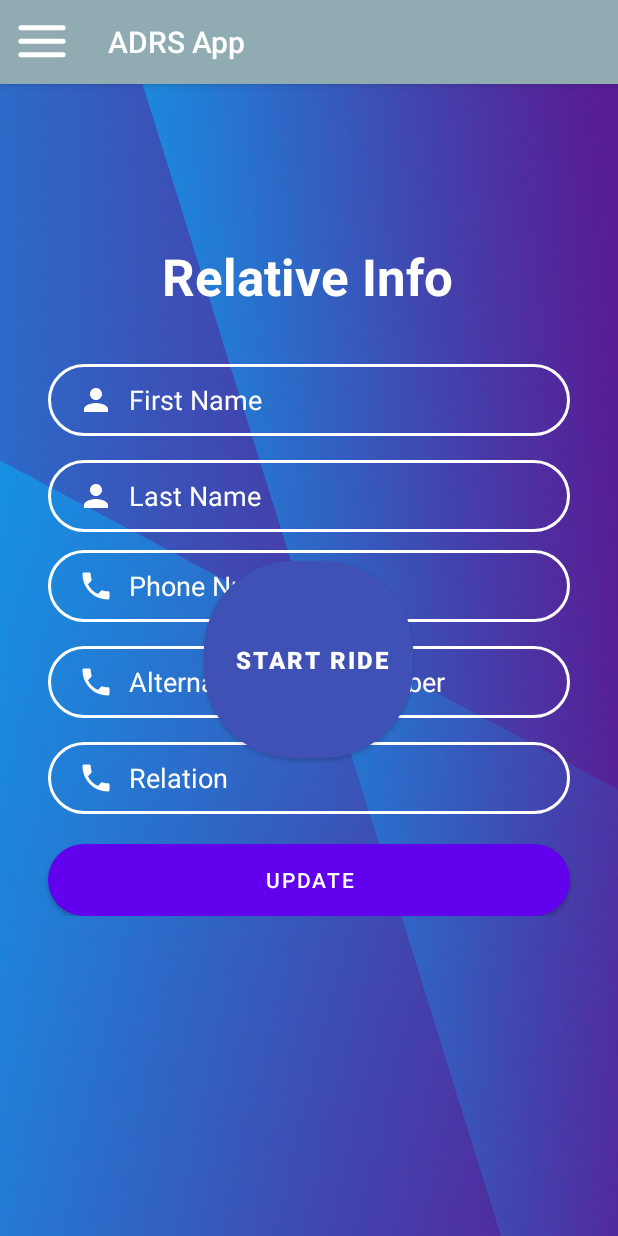
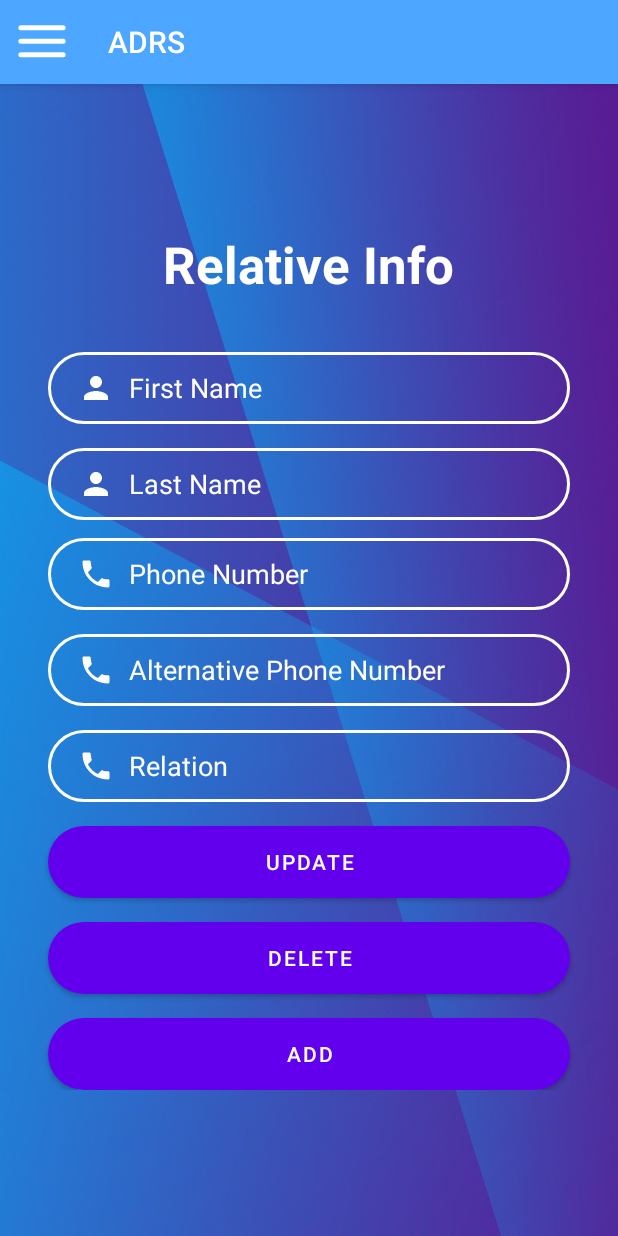
Before and after one commit to TahaTasleem/ADRS-FinalYearProject-MobileApp, an Android app: the fragment relative_info placed in its activity, on a phone screen of 412 x 824 dp. Run offline under Robolectric (Android 15) with nearby library versions, the phone set to English and light mode, and no system bars; 2 statements that could not run were skipped.

Commit message:
Updated Relative Info

```diff
--- a/AccidentDetectionApp/app/src/main/res/layout/activity_main.xml
+++ b/AccidentDetectionApp/app/src/main/res/layout/activity_main.xml
@@ -7,7 +7,7 @@
     android:layout_height="match_parent"
     android:fitsSystemWindows="true"
     tools:context=".MainActivity"
-
+    tools:openDrawer="start"
     >
     <RelativeLayout
         android:layout_width="match_parent"
@@ -22,11 +22,11 @@
                 android:id="@+id/toolbar"
                 android:layout_width="match_parent"
                 android:layout_height="?attr/actionBarSize"
-                android:background="#90ABB2"
+                android:background="#4da6ff"
                 android:theme="@style/Theme.AppCompat.DayNight.DarkActionBar"
                 app:layout_constraintBottom_toBottomOf="parent"
                 app:navigationIcon="@drawable/menu1"
-                app:title="ADRS App"
+                app:title="ADRS"
                 app:titleMarginStart="10dp"
                 app:titleTextColor="@color/white"
                 tools:ignore="MissingConstraints" />
@@ -38,23 +38,7 @@
             android:layout_height="match_parent"
             android:layout_below="@+id/appbarlayout">
 
-            <Button
-                android:id="@+id/startride"
-                android:layout_width="wrap_content"
-                android:layout_height="143dp"
-                android:layout_gravity="center"
-                android:backgroundTint="#3F51B5"
-                android:gravity="center"
-                android:longClickable="false"
-                android:rotationX="0"
-                android:shadowColor="#753F51B5"
-                android:text=" Start Ride"
-                android:textAlignment="center"
-                android:textSize="16sp"
-                android:textStyle="bold"
-                android:typeface="normal"
-                android:visibility="visible"
-                app:cornerRadius="60dp" />
+
         </FrameLayout>
 
     </RelativeLayout>
--- a/AccidentDetectionApp/app/src/main/res/layout/fragment_relative_info.xml
+++ b/AccidentDetectionApp/app/src/main/res/layout/fragment_relative_info.xml
@@ -1,14 +1,14 @@
 <?xml version="1.0" encoding="utf-8"?>
 <FrameLayout xmlns:android="http://schemas.android.com/apk/res/android"
+    xmlns:app="http://schemas.android.com/apk/res-auto"
     xmlns:tools="http://schemas.android.com/tools"
     android:layout_width="match_parent"
     android:layout_height="match_parent"
     tools:context=".relative_info">
 
     <ScrollView
-        xmlns:app="http://schemas.android.com/apk/res-auto"
         android:layout_width="match_parent"
-        android:layout_height="match_parent"
+        android:layout_height="wrap_content"
         android:background="@drawable/bb">
 
         <androidx.constraintlayout.widget.ConstraintLayout
@@ -26,10 +26,10 @@
                 android:textStyle="bold"
                 app:layout_constraintBottom_toBottomOf="parent"
                 app:layout_constraintEnd_toEndOf="parent"
-                app:layout_constraintHorizontal_bias="0.496"
+                app:layout_constraintHorizontal_bias="0.497"
                 app:layout_constraintStart_toStartOf="parent"
                 app:layout_constraintTop_toTopOf="parent"
-                app:layout_constraintVertical_bias="0.207" />
+                app:layout_constraintVertical_bias="0.156" />
 
             <EditText
                 android:id="@+id/firstname"
@@ -152,20 +152,44 @@
                 android:id="@+id/updatebtn"
                 android:layout_width="0dp"
                 android:layout_height="wrap_content"
-                android:layout_marginTop="20dp"
+                android:layout_marginTop="16dp"
                 android:background="@drawable/btn_bg"
                 android:backgroundTint="@color/white"
                 android:shadowColor="@color/white"
                 android:text="Update"
                 android:textColor="@color/white"
-                app:layout_constraintBottom_toBottomOf="parent"
                 app:layout_constraintEnd_toEndOf="@+id/rel"
-                app:layout_constraintHorizontal_bias="0.0"
                 app:layout_constraintStart_toStartOf="@+id/rel"
-                app:layout_constraintTop_toBottomOf="@+id/rel"
-                app:layout_constraintVertical_bias="1.0" />
+                app:layout_constraintTop_toBottomOf="@+id/rel" />
+
+            <Button
+                android:id="@+id/delbtn"
+                android:layout_width="0dp"
+                android:layout_height="wrap_content"
+                android:layout_marginTop="16dp"
+                android:background="@drawable/btn_bg"
+                android:backgroundTint="@color/white"
+                android:text="Delete"
+                android:textColor="@color/white"
+                app:layout_constraintEnd_toEndOf="@+id/updatebtn"
+                app:layout_constraintStart_toStartOf="@+id/updatebtn"
+                app:layout_constraintTop_toBottomOf="@+id/updatebtn"
+                 />
+
+            <Button
+                android:id="@+id/addbtn"
+                android:layout_width="0dp"
+                android:layout_height="wrap_content"
+                android:layout_marginTop="16dp"
+                android:background="@drawable/btn_bg"
+                android:backgroundTint="@color/white"
+                android:text="Add"
+                android:textColor="@color/white"
+                app:layout_constraintEnd_toEndOf="@+id/delbtn"
+                app:layout_constraintStart_toStartOf="@+id/delbtn"
+                app:layout_constraintTop_toBottomOf="@+id/delbtn"
+                />
 
         </androidx.constraintlayout.widget.ConstraintLayout>
     </ScrollView>
-
 </FrameLayout>
--- a/AccidentDetectionApp/app/src/main/res/menu/menu.xml
+++ b/AccidentDetectionApp/app/src/main/res/menu/menu.xml
@@ -16,7 +16,7 @@
             android:title="User Profile" />
 
         <item
-            android:id="@+id/relative_info"
+            android:id="@+id/relatives"
             android:icon="@drawable/ic_info"
             android:title="Relative Info" />
 
--- a/AccidentDetectionApp/app/src/main/res/values/colors.xml
+++ b/AccidentDetectionApp/app/src/main/res/values/colors.xml
@@ -5,6 +5,8 @@
     <color name="purple_700">#FF3700B3</color>
     <color name="teal_200">#FF03DAC5</color>
     <color name="teal_700">#FF018786</color>
+    <color name="btnred">#FA0101</color>
+    <color name="button">#3F51B5</color>
     <color name="black">#FF000000</color>
     <color name="white">#FFFFFFFF</color>
     <color name="highlight">#00929595</color>
```
Also changed, not shown: AccidentDetectionApp/app/src/main/java/com/example/accidentdetectionapp/Home.java (+21 -1 lines), AccidentDetectionApp/app/src/main/java/com/example/accidentdetectionapp/MainActivity.java (+2 -11 lines), AccidentDetectionApp/app/src/main/java/com/example/accidentdetectionapp/relative_info.java (+85 -7 lines), AccidentDetectionApp/app/src/main/java/com/example/accidentdetectionapp/relatives.java (added, +146 -0 lines), AccidentDetectionApp/app/src/main/res/layout/activity_login.xml (+4 -16 lines), AccidentDetectionApp/app/src/main/res/layout/activity_splash.xml (+3 -4 lines), AccidentDetectionApp/app/src/main/res/layout/fragment_home.xml (+16 -6 lines), AccidentDetectionApp/app/src/main/res/layout/fragment_relatives.xml (added, +21 -0 lines), AccidentDetectionApp/app/src/main/res/layout/headermenu.xml (+5 -10 lines).
